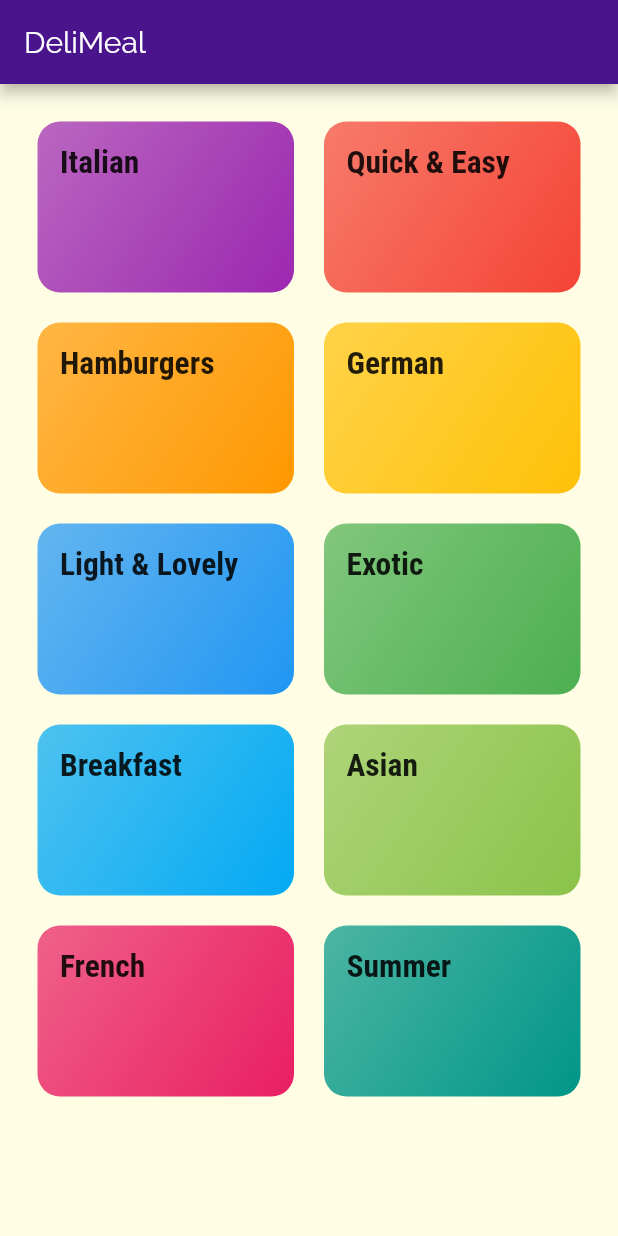
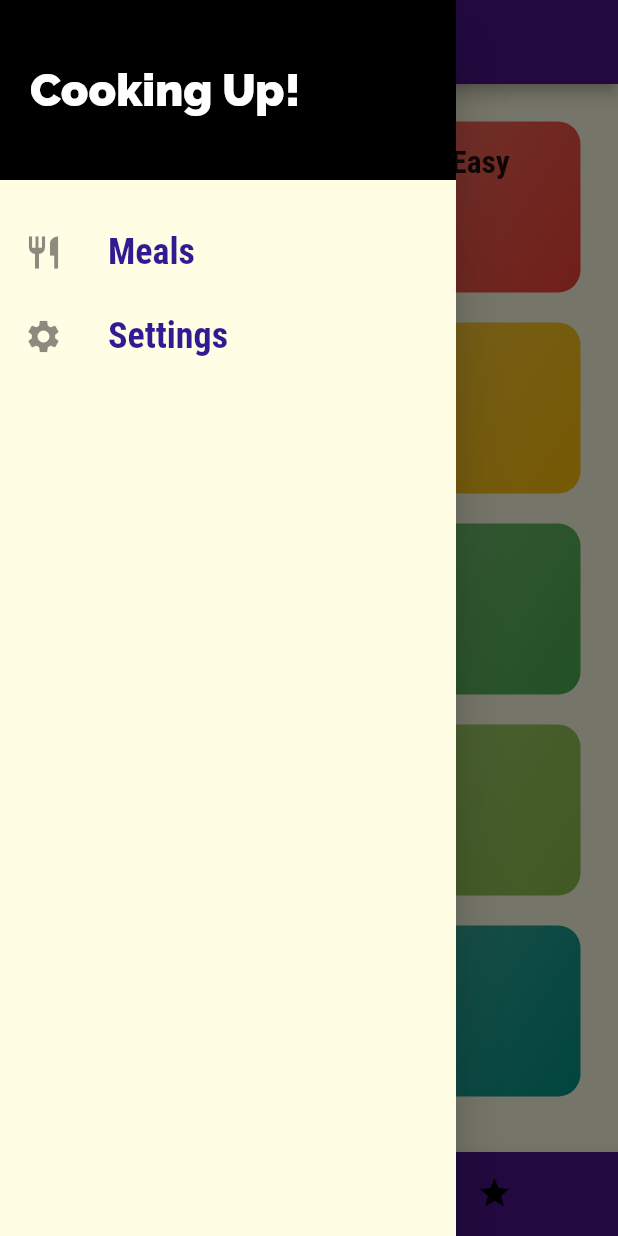
Before and after one commit to mwangiwambui/DeliMeal, a Flutter app: the screen it shows after launch, with the side drawer open (before the commit the screen has no drawer), on a phone screen of 412 x 824 dp. Run offline on Flutter 3.47's test engine with Material 2 defaults, Android fonts, the phone set to English and light mode, and no system bars.

Commit message:
Tab bars added

```diff
--- a/lib/main.dart
+++ b/lib/main.dart
@@ -3,9 +3,33 @@ import 'package:mealdata/screens/category_Screen.dart';
 import 'package:mealdata/screens/category_Screen.dart';
 import 'package:mealdata/screens/category_meals_screen.dart';
 import 'package:mealdata/screens/meal_detail_screen.dart';
+import 'package:mealdata/screens/settings_screen.dart';
+import 'package:mealdata/screens/tabs_screen.dart';
 
-void main() {
-  runApp(MaterialApp(
+void main() => runApp(MyApp());
+
+class MyApp extends StatefulWidget {
+  @override
+  _MyAppState createState() => _MyAppState();
+}
+
+class _MyAppState extends State<MyApp> {
+  Map<String, bool> _filters = {
+    'gluten' : false,
+    'lactose' : false,
+    'vegan' : false,
+    'vegetarian' : false,
+  };
+
+  void _setFilters(Map<String, bool> filterData){
+    setState(() {
+      _filters = filterData;
+    });
+
+  }
+  @override
+  Widget build(BuildContext context) {
+    return MaterialApp(
       debugShowCheckedModeBanner: false,
       theme: ThemeData(
           primaryColor: Colors.purple[900],
@@ -14,16 +38,16 @@ void main() {
           canvasColor: Color.fromRGBO(255, 254, 229, 1),
           fontFamily: 'Raleway',
           textTheme: ThemeData.light().textTheme.copyWith(
-            bodyText1: TextStyle(color: Color.fromRGBO(20, 51, 51, 1),
+              bodyText1: TextStyle(
+                color: Color.fromRGBO(20, 51, 51, 1),
               ),
-            bodyText2: TextStyle(color: Color.fromRGBO(20, 51, 51, 1),
+              bodyText2: TextStyle(
+                color: Color.fromRGBO(20, 51, 51, 1),
               ),
               headline6: TextStyle(
                   fontSize: 21,
                   fontFamily: 'RobotoCondensed',
-                fontWeight: FontWeight.bold
-            ))
-    ),
+                  fontWeight: FontWeight.bold))),
       darkTheme: ThemeData(
           primaryColor: Colors.purple[900],
           accentColor: Colors.black,
@@ -31,29 +55,29 @@ void main() {
           canvasColor: Color.fromRGBO(255, 254, 229, 1),
           fontFamily: 'Raleway',
           textTheme: ThemeData.light().textTheme.copyWith(
-        bodyText1: TextStyle(color: Color.fromRGBO(20, 51, 51, 1),
+              bodyText1: TextStyle(
+                color: Color.fromRGBO(20, 51, 51, 1),
               ),
-        bodyText2: TextStyle(color: Color.fromRGBO(20, 51, 51, 1),
+              bodyText2: TextStyle(
+                color: Color.fromRGBO(20, 51, 51, 1),
               ),
               headline6: TextStyle(
                   fontSize: 21,
                   fontFamily: 'RobotoCondensed',
-          fontWeight: FontWeight.bold
-        ))
-    ),
+                  fontWeight: FontWeight.bold))),
 //    home: CategoriesScreen(),
 //    setting the inital route
       initialRoute: '/',
       routes: {
-      '/' : (ctx) => CategoriesScreen(),
+        '/': (ctx) => TabsScreen(),
         CategoryMealsScreen.routeName: (ctx) => CategoryMealsScreen(),
-      MealDetailScreen.routeName: (ctx)=> MealDetailScreen(),
+        MealDetailScreen.routeName: (ctx) => MealDetailScreen(),
+        SettingsScreen.routeName: (ctx) => SettingsScreen(_setFilters),
       },
 //    reached when flutter fails to reach a screen, its like a 404 fallback page
-    onUnknownRoute: (settings){
+      onUnknownRoute: (settings) {
         return MaterialPageRoute(builder: (ctx) => CategoriesScreen());
       },
-
-
-  ));
+    );
   }
+}
--- a/lib/screens/category_Screen.dart
+++ b/lib/screens/category_Screen.dart
@@ -6,11 +6,7 @@ import '../widgets/category_item.dart';
 class CategoriesScreen extends StatelessWidget {
   @override
   Widget build(BuildContext context) {
-    return Scaffold(
-      appBar: AppBar(
-        title: const Text('DeliMeal'),
-      ),
-      body: GridView(
+    return GridView(
         padding: const EdgeInsets.all(25),
         children: DUMMY_CATEGORIES
             .map(
@@ -26,7 +22,7 @@ class CategoriesScreen extends StatelessWidget {
           crossAxisSpacing: 20,
           mainAxisSpacing: 20,
         ),
-      ),
-    );
+      );
+
   }
 }
--- /dev/null
+++ b/lib/screens/tabs_screen.dart
@@ -0,0 +1,52 @@
+import 'package:flutter/material.dart';
+import 'package:mealdata/screens/category_Screen.dart';
+import 'package:mealdata/screens/favorites_screen.dart';
+import 'package:mealdata/widgets/main_drawer.dart';
+
+class TabsScreen extends StatefulWidget {
+  @override
+  _TabsScreenState createState() => _TabsScreenState();
+}
+
+class _TabsScreenState extends State<TabsScreen> {
+  final List<Map<String, Object>> _pages = [
+    {'page': CategoriesScreen(), 'title': 'Categories'},
+    {'page': FavoritesScreen(), 'title': 'Your Favorites'},
+  ];
+  int _selectPageIndex = 0;
+
+  void _selectPage(int index) {
+    setState(() {
+      _selectPageIndex = index;
+    });
+  }
+
+  @override
+  Widget build(BuildContext context) {
+    return Scaffold(
+      appBar: AppBar(
+        title: Text(_pages[_selectPageIndex]['title']),
+      ),
+      drawer: MainDrawer(),
+      body: _pages[_selectPageIndex]['page'],
+      bottomNavigationBar: BottomNavigationBar(
+        onTap: _selectPage,
+        backgroundColor: Theme.of(context).primaryColor,
+        unselectedItemColor: Theme.of(context).accentColor,
+        selectedItemColor: Colors.white,
+        currentIndex: _selectPageIndex,
+        type: BottomNavigationBarType.shifting,
+        items: [
+          BottomNavigationBarItem(
+              backgroundColor: Theme.of(context).primaryColor,
+              icon: Icon(Icons.category),
+              title: Text('Categories')),
+          BottomNavigationBarItem(
+              backgroundColor: Theme.of(context).primaryColor,
+              icon: Icon(Icons.star),
+              title: Text('Favorites')),
+        ],
+      ),
+    );
+  }
+}
--- /dev/null
+++ b/lib/widgets/main_drawer.dart
@@ -0,0 +1,56 @@
+import 'package:flutter/material.dart';
+import 'package:mealdata/screens/settings_screen.dart';
+
+class MainDrawer extends StatelessWidget {
+  Widget buildListTile(String title, IconData icon, Function tapHandler) {
+    return ListTile(
+      leading: Icon(
+        icon,
+        size: 26,
+      ),
+      title: Text(
+        title,
+        style: TextStyle(
+            fontFamily: 'RobotoCondensed',
+            fontSize: 24,
+            fontWeight: FontWeight.bold,
+            color: Colors.deepPurple[900]),
+      ),
+      onTap: tapHandler,
+    );
+  }
+
+  @override
+  Widget build(BuildContext context) {
+    return Drawer(
+      child: Column(
+        children: [
+          Container(
+            height: 120,
+            width: double.infinity,
+            padding: EdgeInsets.all(20),
+            alignment: Alignment.centerLeft,
+            color: Theme.of(context).accentColor,
+            child: Text(
+              'Cooking Up!',
+              style: TextStyle(
+                  fontWeight: FontWeight.w900,
+                  fontSize: 30,
+                  color: Colors.white),
+            ),
+          ),
+          SizedBox(
+            height: 20,
+          ),
+          buildListTile('Meals', Icons.restaurant, () {
+            Navigator.of(context).pushNamed('/');
+          }),
+          buildListTile('Settings', Icons.settings, () {
+            Navigator.of(context)
+                .pushReplacementNamed(SettingsScreen.routeName);
+          }),
+        ],
+      ),
+    );
+  }
+}
```
Also changed, not shown: lib/screens/category_meals_screen.dart (+49 -20 lines), lib/screens/favorites_screen.dart (added, +7 -0 lines), lib/screens/meal_detail_screen.dart (+9 -4 lines), lib/screens/settings_screen.dart (added, +102 -0 lines), lib/widgets/meal_item.dart (+19 -10 lines). Lines whose indentation alone changed are shown as unchanged.
